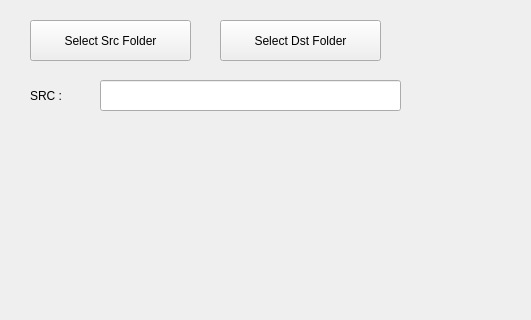
Qt form mainwindow.ui (hidog/FilenameConvert) before a commit; both pictures show x 0 to 531 and y 0 to 320 of the 1280 by 720 pixel window.
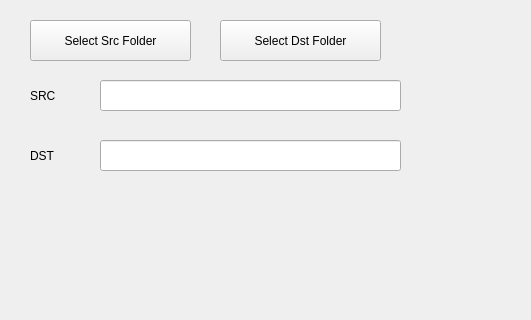
The same form after that commit.

Patch:
```diff
--- a/mainwindow.ui
+++ b/mainwindow.ui
@@ -56,7 +56,7 @@
      </rect>
     </property>
     <property name="text">
-     <string>SRC :</string>
+     <string>SRC</string>
     </property>
    </widget>
    <widget class="QLineEdit" name="srcEdit">
@@ -67,6 +67,35 @@
       <width>301</width>
       <height>31</height>
      </rect>
+    </property>
+    <property name="readOnly">
+     <bool>true</bool>
+    </property>
+   </widget>
+   <widget class="QLabel" name="label_2">
+    <property name="geometry">
+     <rect>
+      <x>30</x>
+      <y>140</y>
+      <width>41</width>
+      <height>31</height>
+     </rect>
+    </property>
+    <property name="text">
+     <string>DST</string>
+    </property>
+   </widget>
+   <widget class="QLineEdit" name="dstEdit">
+    <property name="geometry">
+     <rect>
+      <x>100</x>
+      <y>140</y>
+      <width>301</width>
+      <height>31</height>
+     </rect>
+    </property>
+    <property name="readOnly">
+     <bool>true</bool>
     </property>
    </widget>
   </widget>
```
